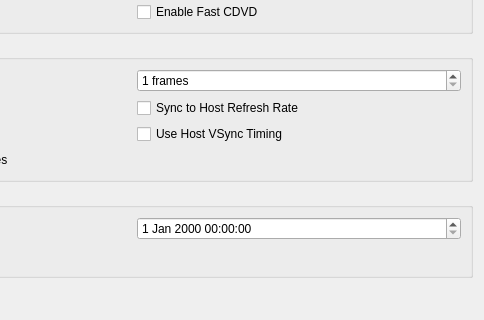
First picture: the form in pcsx2-qt/Settings/EmulationSettingsWidget.ui, repository PCSX2/pcsx2, before the edit; both pictures show x 216 to 700 and y 271 to 591 of the 700 by 800 pixel window.
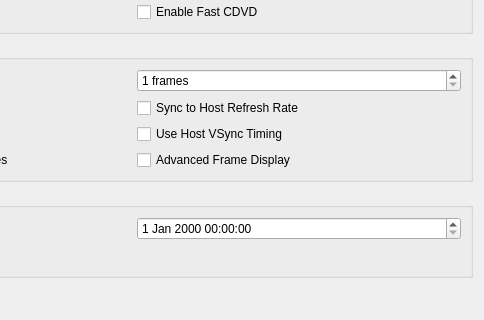
Second picture: the form after the edit.

Commit message: Counters: Add new Advanced Frame Display setting

```diff
--- a/pcsx2-qt/Settings/EmulationSettingsWidget.ui
+++ b/pcsx2-qt/Settings/EmulationSettingsWidget.ui
@@ -263,6 +263,13 @@
           </property>
          </widget>
         </item>
+        <item row="2" column="1">
+         <widget class="QCheckBox" name="advancedFrameDisplay">
+          <property name="text">
+           <string>Advanced Frame Display</string>
+          </property>
+         </widget>
+        </item>
        </layout>
       </item>
      </layout>
```
The commit also changes 6 other files.
